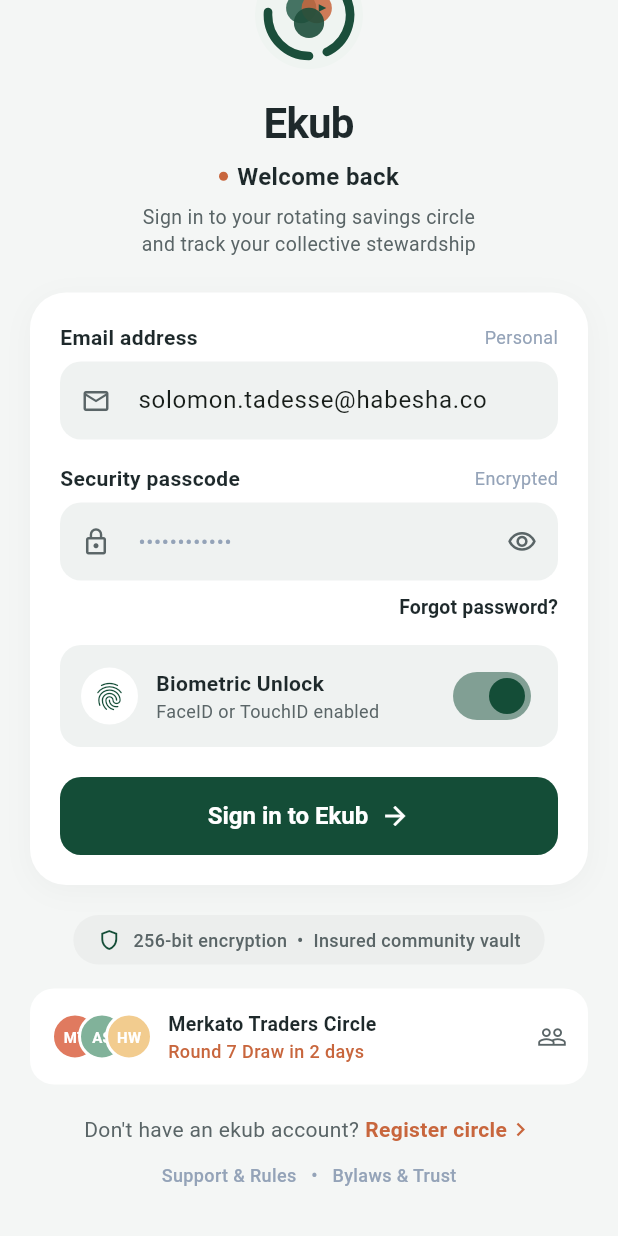
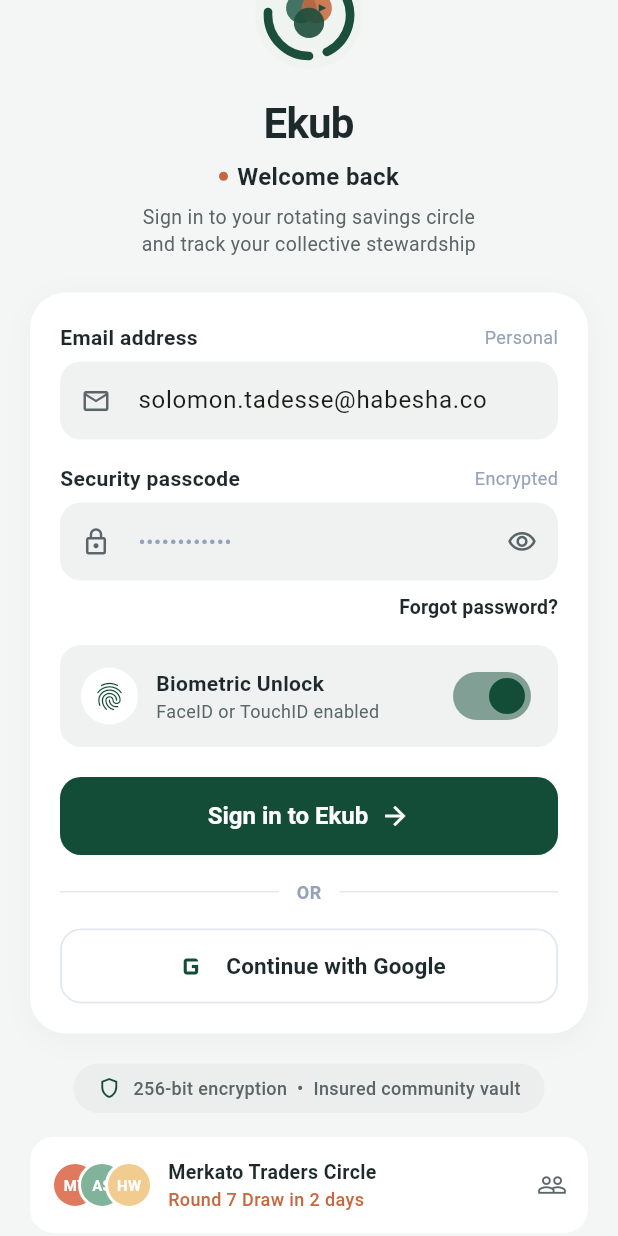
Before and after one commit to devcastsolutions/ekub-mobile, a Flutter app: the screen it shows after launch, scrolled down 54 dp, on a phone screen of 412 x 824 dp. Run offline on Flutter 3.47's test engine with Material 3 defaults, Android fonts, the phone set to English and light mode, and no system bars; our stand-ins replace dartz, dio, equatable, firebase_auth, firebase_core, flutter_bloc and 2 more; accounts and stored records are empty; network calls fail.

Commit message:
feat(auth): integrate OAuth2 Google Sign-In with Firebase Auth in Flutter

```diff
--- a/lib/core/constants/api_constants.dart
+++ b/lib/core/constants/api_constants.dart
@@ -1,5 +1,6 @@
 class ApiConstants {
-  static const String baseUrl = 'http://10.0.2.2:8000/api/v1'; // Local dev default for Android emulator
+  static const String baseUrl =
+      'https://2339-196-191-61-112.ngrok-free.app/api/v1'; // Local dev default for Android emulator
 
   static const String registerEndpoint = '/auth/register';
   static const String loginEndpoint = '/auth/login';
--- a/lib/features/auth/domain/repositories/auth_repository.dart
+++ b/lib/features/auth/domain/repositories/auth_repository.dart
@@ -11,4 +11,5 @@
     required String password,
     required String role,
   });
+  Future<Either<Failure, String>> googleSignIn();
 }
--- /dev/null
+++ b/lib/features/auth/domain/usecases/google_sign_in_usecase.dart
@@ -0,0 +1,13 @@
+import 'package:dartz/dartz.dart';
+import '../../../../core/error/failures.dart';
+import '../repositories/auth_repository.dart';
+
+class GoogleSignInUseCase {
+  final AuthRepository repository;
+
+  GoogleSignInUseCase(this.repository);
+
+  Future<Either<Failure, String>> call() {
+    return repository.googleSignIn();
+  }
+}
--- a/lib/features/auth/presentation/bloc/auth_bloc.dart
+++ b/lib/features/auth/presentation/bloc/auth_bloc.dart
@@ -1,4 +1,5 @@
 import 'package:flutter_bloc/flutter_bloc.dart';
+import '../../domain/usecases/google_sign_in_usecase.dart';
 import '../../domain/usecases/login_usecase.dart';
 import '../../domain/usecases/register_usecase.dart';
 import 'auth_event.dart';
@@ -7,13 +8,16 @@
 class AuthBloc extends Bloc<AuthEvent, AuthState> {
   final LoginUseCase loginUseCase;
   final RegisterUseCase registerUseCase;
+  final GoogleSignInUseCase googleSignInUseCase;
 
   AuthBloc({
     required this.loginUseCase,
     required this.registerUseCase,
+    required this.googleSignInUseCase,
   }) : super(AuthInitial()) {
     on<LoginSubmitted>(_onLoginSubmitted);
     on<RegisterSubmitted>(_onRegisterSubmitted);
+    on<GoogleSignInRequested>(_onGoogleSignInRequested);
   }
 
   Future<void> _onLoginSubmitted(
@@ -45,4 +49,16 @@
       (user) => emit(RegisterSuccess(user)),
     );
   }
+
+  Future<void> _onGoogleSignInRequested(
+    GoogleSignInRequested event,
+    Emitter<AuthState> emit,
+  ) async {
+    emit(AuthLoading());
+    final result = await googleSignInUseCase();
+    result.fold(
+      (failure) => emit(AuthFailure(failure.message)),
+      (token) => emit(AuthSuccess(token)),
+    );
+  }
 }
--- a/lib/features/auth/presentation/bloc/auth_event.dart
+++ b/lib/features/auth/presentation/bloc/auth_event.dart
@@ -33,3 +33,7 @@
   @override
   List<Object?> get props => [name, email, phone, password, role];
 }
+
+class GoogleSignInRequested extends AuthEvent {
+  const GoogleSignInRequested();
+}
--- a/lib/features/auth/presentation/widgets/auth_form.dart
+++ b/lib/features/auth/presentation/widgets/auth_form.dart
@@ -314,6 +314,71 @@
                           ),
                   ),
                 ),
+
+                const SizedBox(height: 16),
+
+                // Divider OR
+                Row(
+                  children: const [
+                    Expanded(child: Divider(color: AppColors.border, thickness: 1)),
+                    Padding(
+                      padding: EdgeInsets.symmetric(horizontal: 12),
+                      child: Text(
+                        'OR',
+                        style: TextStyle(
+                          fontSize: 12,
+                          color: AppColors.textMuted,
+                          fontWeight: FontWeight.w600,
+                        ),
+                      ),
+                    ),
+                    Expanded(child: Divider(color: AppColors.border, thickness: 1)),
+                  ],
+                ),
+
+                const SizedBox(height: 16),
+
+                // Google OAuth2 Sign-In Button
+                SizedBox(
+                  width: double.infinity,
+                  height: 50,
+                  child: OutlinedButton(
+                    onPressed: isLoading
+                        ? null
+                        : () => context.read<AuthBloc>().add(const GoogleSignInRequested()),
+                    style: OutlinedButton.styleFrom(
+                      side: const BorderSide(color: AppColors.border, width: 1.2),
+                      shape: RoundedRectangleBorder(
+                        borderRadius: BorderRadius.circular(14),
+                      ),
+                      backgroundColor: Colors.white,
+                    ),
+                    child: Row(
+                      mainAxisAlignment: MainAxisAlignment.center,
+                      children: [
+                        Image.network(
+                          'https://upload.wikimedia.org/wikipedia/commons/5/53/Google_%22G%22_Logo.svg',
+                          height: 20,
+                          width: 20,
+                          errorBuilder: (context, error, stackTrace) => const Icon(
+                            Icons.g_mobiledata,
+                            size: 26,
+                            color: AppColors.primary,
+                          ),
+                        ),
+                        const SizedBox(width: 10),
+                        const Text(
+                          'Continue with Google',
+                          style: TextStyle(
+                            fontSize: 15,
+                            fontWeight: FontWeight.w600,
+                            color: AppColors.textPrimary,
+                          ),
+                        ),
+                      ],
+                    ),
+                  ),
+                ),
               ],
             ),
           ),
--- a/lib/main.dart
+++ b/lib/main.dart
@@ -1,3 +1,4 @@
+import 'package:firebase_core/firebase_core.dart';
 import 'package:flutter/material.dart';
 import 'package:flutter_bloc/flutter_bloc.dart';
 import 'core/theme/app_theme.dart';
@@ -18,6 +19,11 @@
 
 void main() async {
   WidgetsFlutterBinding.ensureInitialized();
+  try {
+    await Firebase.initializeApp();
+  } catch (e) {
+    debugPrint('Firebase initialization warning: $e');
+  }
   await di.init();
   runApp(const EkubApp());
 }
--- a/pubspec.yaml
+++ b/pubspec.yaml
@@ -39,6 +39,9 @@
   dio: ^5.4.0
   equatable: ^2.0.5
   dartz: ^0.10.1
+  firebase_core: ^3.12.0
+  firebase_auth: ^5.5.0
+  google_sign_in: ^6.2.2
 
 dev_dependencies:
   flutter_test:
```
Also changed, not shown: lib/features/auth/data/datasources/auth_remote_data_source.dart (+32 -1 lines), lib/features/auth/data/repositories/auth_repository_impl.dart (+10 -0 lines), lib/injection_container.dart (+7 -1 lines), pubspec.lock, 3 other files.
